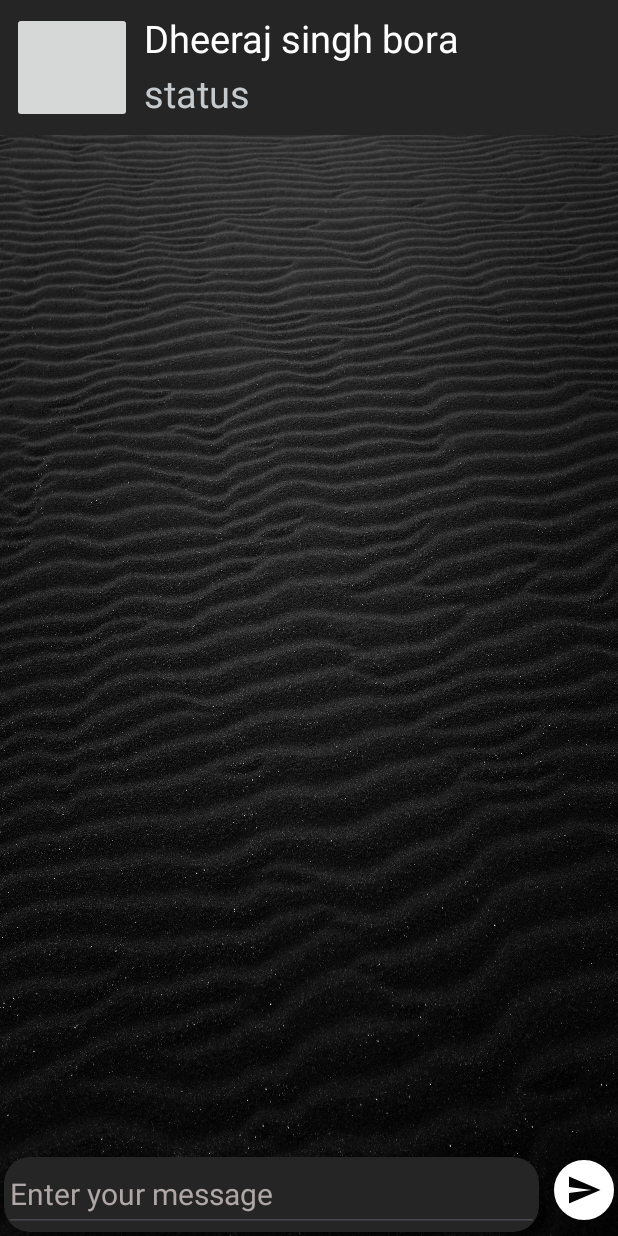
After one commit to lokeshkoundal/VeloxStudy, an Android app: the ChatActivity screen opened directly, with no data from a screen before it, on a phone screen of 412 x 824 dp. The commit adds this screen. Run offline under Robolectric (Android 15) with nearby library versions, the phone set to English and light mode, and no system bars; Roboto replaces fonts that are not available here.

Commit message:
Added chat activity

```diff
--- a/app/src/main/AndroidManifest.xml
+++ b/app/src/main/AndroidManifest.xml
@@ -1,6 +1,7 @@
 <?xml version="1.0" encoding="utf-8"?>
 <manifest xmlns:android="http://schemas.android.com/apk/res/android"
     xmlns:tools="http://schemas.android.com/tools">
+
     <uses-permission android:name="android.permission.INTERNET" />
 
     <application
@@ -14,27 +15,30 @@
         android:theme="@style/Theme.VeloxStudy"
         tools:targetApi="31">
         <activity
+            android:name=".ChatActivity"
+            android:exported="false" />
+        <activity
             android:name=".ContactUs"
-            android:screenOrientation="portrait"
-            android:exported="false" />
+            android:exported="false"
+            android:screenOrientation="portrait" />
         <activity
             android:name=".PrivacyPolicy"
             android:exported="false"
-            android:screenOrientation="portrait"/>
+            android:screenOrientation="portrait" />
         <activity
             android:name=".EditProfile"
             android:exported="false"
             android:label="@string/title_activity_edit_profile"
-            android:theme="@style/Theme.VeloxStudy"
-            android:screenOrientation="portrait"/>
+            android:screenOrientation="portrait"
+            android:theme="@style/Theme.VeloxStudy" />
         <activity
             android:name=".Login_Activity"
             android:exported="true"
-            android:screenOrientation="portrait"/>
+            android:screenOrientation="portrait" />
         <activity
             android:name=".settings_activity_list"
             android:exported="true"
-            android:screenOrientation="portrait"/>
+            android:screenOrientation="portrait" />
         <activity
             android:name=".SplashScreen"
             android:exported="true"
@@ -48,7 +52,7 @@
         <activity
             android:name=".MainActivity"
             android:exported="true"
-            android:screenOrientation="portrait"/>
+            android:screenOrientation="portrait" />
 
         <meta-data
             android:name="preloaded_fonts"
--- /dev/null
+++ b/app/src/main/java/com/example/veloxstudy/ChatActivity.java
@@ -0,0 +1,14 @@
+package com.example.veloxstudy;
+
+import androidx.appcompat.app.AppCompatActivity;
+
+import android.os.Bundle;
+
+public class ChatActivity extends AppCompatActivity {
+
+    @Override
+    protected void onCreate(Bundle savedInstanceState) {
+        super.onCreate(savedInstanceState);
+        setContentView(R.layout.activity_chat);
+    }
+}
--- a/app/src/main/java/com/example/veloxstudy/RecyclerAdapter.java
+++ b/app/src/main/java/com/example/veloxstudy/RecyclerAdapter.java
@@ -1,6 +1,7 @@
 package com.example.veloxstudy;
 
 import android.content.Context;
+import android.content.Intent;
 import android.view.LayoutInflater;
 import android.view.View;
 import android.view.ViewGroup;
@@ -42,6 +43,8 @@ public class RecyclerAdapter extends RecyclerView.Adapter <RecyclerAdapter.ViewH
         Glide.with(context)
                 .load(arrPopular.get(position).img)
                 .into(holder.imgTv);
+
+
     }
 
 
--- a/app/src/main/java/com/example/veloxstudy/settings_activity_list.java
+++ b/app/src/main/java/com/example/veloxstudy/settings_activity_list.java
@@ -77,7 +77,7 @@ public class settings_activity_list extends AppCompatActivity {
 
             if(position==6){
 
-                AlertDialog.Builder logoutDialog = new AlertDialog.Builder(this);
+                AlertDialog.Builder logoutDialog = new AlertDialog.Builder(settings_activity_list.this);
                 logoutDialog.setTitle("Log out?");
                 logoutDialog.setMessage("Do you want to Log out?");
                 logoutDialog.setPositiveButton("Yes", new DialogInterface.OnClickListener() {
--- /dev/null
+++ b/app/src/main/res/drawable/ic_sendmsg.xml
@@ -0,0 +1,5 @@
+<vector android:autoMirrored="true" android:height="24dp"
+    android:tint="#040404" android:viewportHeight="24"
+    android:viewportWidth="24" android:width="24dp" xmlns:android="http://schemas.android.com/apk/res/android">
+    <path android:fillColor="@android:color/white" android:pathData="M2.01,21L23,12 2.01,3 2,10l15,2 -15,2z"/>
+</vector>
--- /dev/null
+++ b/app/src/main/res/layout/activity_chat.xml
@@ -0,0 +1,102 @@
+<?xml version="1.0" encoding="utf-8"?>
+<androidx.constraintlayout.widget.ConstraintLayout xmlns:android="http://schemas.android.com/apk/res/android"
+    xmlns:app="http://schemas.android.com/apk/res-auto"
+    xmlns:tools="http://schemas.android.com/tools"
+    android:layout_width="match_parent"
+    android:layout_height="match_parent"
+    tools:context=".ChatActivity"
+    android:background="@drawable/chatbg">
+
+    <RelativeLayout
+        android:id="@+id/relativeLayout"
+        android:layout_width="match_parent"
+        android:layout_height="90dp"
+        android:background="#252525"
+        app:layout_constraintEnd_toEndOf="parent"
+        app:layout_constraintStart_toStartOf="parent"
+        app:layout_constraintTop_toTopOf="parent">
+
+        <ImageButton
+            android:contentDescription="@string/pfp"
+            android:id="@+id/ImageChat"
+            android:layout_width="80dp"
+            android:layout_height="80dp"
+            android:layout_margin="8dp" />
+
+        <TextView
+            android:id="@+id/NameChat"
+            android:layout_width="wrap_content"
+            android:layout_height="wrap_content"
+            android:layout_marginTop="8dp"
+            android:layout_toRightOf="@+id/ImageChat"
+            android:text="Dheeraj singh bora"
+            android:textColor="@color/white"
+            android:textSize="25sp" />
+
+        <TextView
+            android:layout_width="wrap_content"
+            android:layout_height="wrap_content"
+            android:layout_below="@id/NameChat"
+            android:layout_marginTop="2dp"
+            android:layout_toRightOf="@+id/ImageChat"
+            android:text="status"
+            android:textColor="#C4CACD"
+            android:textSize="25sp" />
+
+    </RelativeLayout>
+
+    <androidx.recyclerview.widget.RecyclerView
+        android:id="@+id/recyclerView"
+        android:layout_width="match_parent"
+        android:layout_height="wrap_content"
+        android:layout_margin="5dp"
+        app:layout_constraintEnd_toEndOf="parent"
+        app:layout_constraintStart_toStartOf="parent"
+        app:layout_constraintTop_toBottomOf="@+id/relativeLayout" />
+
+    <LinearLayout
+        android:layout_width="match_parent"
+        android:layout_height="50dp"
+        android:layout_margin="2.5dp"
+        app:layout_constraintBottom_toBottomOf="parent"
+        app:layout_constraintStart_toStartOf="parent">
+
+
+       <androidx.cardview.widget.CardView
+           android:layout_width="0dp"
+           android:layout_height="match_parent"
+           app:cardCornerRadius="17dp"
+           android:backgroundTint="#252525"
+           android:layout_weight="1">
+
+           <EditText
+               android:layout_width="match_parent"
+               android:layout_height="match_parent"
+               android:hint="Enter your message"
+               android:textColorHint="#AFA6A6"
+               app:layout_constraintBottom_toBottomOf="parent"
+               app:layout_constraintStart_toStartOf="parent"
+               app:circularflow_radiusInDP="40dp"
+               android:textSize="20sp" />
+
+       </androidx.cardview.widget.CardView>
+
+        <ImageButton
+            android:layout_width="40dp"
+            android:layout_height="40dp"
+            android:layout_marginTop="2dp"
+            android:layout_marginStart="10dp"
+            android:background="@drawable/circular"
+            android:src="@drawable/ic_sendmsg" />
+
+
+    </LinearLayout>
+
+
+
+
+
+
+
+
+</androidx.constraintlayout.widget.ConstraintLayout>
--- a/app/src/main/res/layout/recycler_popular.xml
+++ b/app/src/main/res/layout/recycler_popular.xml
@@ -7,8 +7,8 @@
       android:layout_width="match_parent"
       android:layout_height="wrap_content"
       app:cardBackgroundColor="@color/white"
-      app:cardUseCompatPadding="true"
-      app:cardCornerRadius="7dp">
+      app:cardCornerRadius="5dp"
+      android:layout_marginBottom="3dp">
 
       <ImageView
           android:id="@+id/recycler_img"
```
Also changed, not shown: app/src/main/res/drawable/chatbg.jpg (added).
